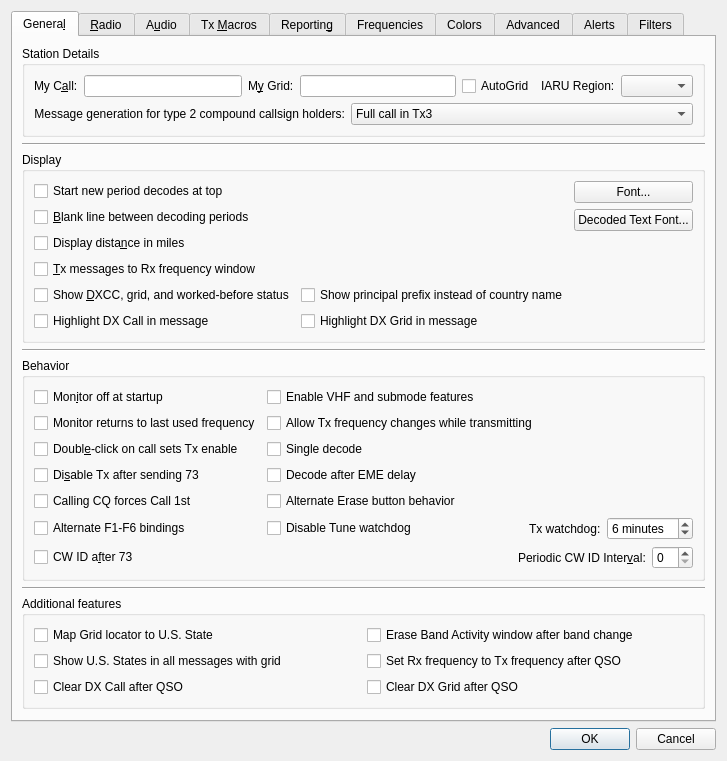
Above: Configuration.ui from uaro-radio/wsjtx before the change. Below: the same form after it.
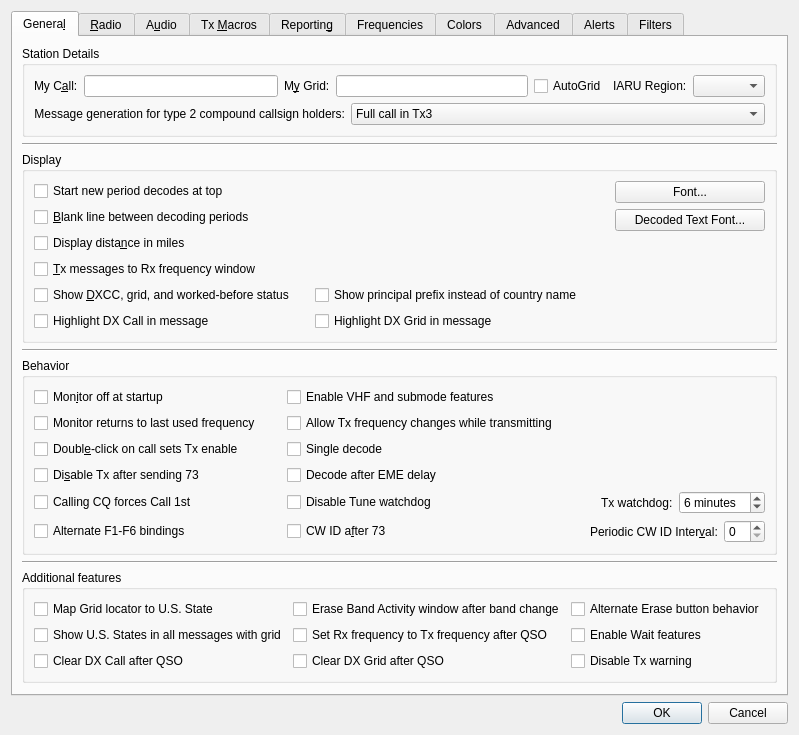
That is the form after the change. Custom widgets are drawn as their Qt base class.

Commit message: Make Wait features and yellow button background optional.

What changed in the file:
```diff
--- a/Configuration.ui
+++ b/Configuration.ui
@@ -6,8 +6,8 @@
    <rect>
     <x>0</x>
     <y>0</y>
-    <width>727</width>
-    <height>753</height>
+    <width>771</width>
+    <height>727</height>
    </rect>
   </property>
   <property name="windowTitle">
@@ -171,6 +171,20 @@
           <string>Display</string>
          </property>
          <layout class="QGridLayout" name="gridLayout_4">
+          <item row="5" column="0">
+           <widget class="QCheckBox" name="cbHighlightDXcall">
+            <property name="text">
+             <string>Highlight DX Call in message</string>
+            </property>
+           </widget>
+          </item>
+          <item row="4" column="1">
+           <widget class="QCheckBox" name="ppfx_check_box">
+            <property name="text">
+             <string>Show principal prefix instead of country name        </string>
+            </property>
+           </widget>
+          </item>
           <item row="3" column="0">
            <widget class="QCheckBox" name="TX_messages_check_box">
             <property name="toolTip">
@@ -181,28 +195,41 @@
             </property>
            </widget>
           </item>
-          <item row="4" column="1">
-           <widget class="QCheckBox" name="ppfx_check_box">
+          <item row="0" column="0">
+           <widget class="QCheckBox" name="decodes_from_top_check_box">
+            <property name="toolTip">
+             <string>&lt;html&gt;&lt;head/&gt;&lt;body&gt;&lt;p&gt;Check to have decodes for a new period start at the top of the Band Activity window and not scroll off the top when the window is full.&lt;/p&gt;&lt;p&gt;This is to aid selecting decodes to double-click while decoding is still in progress. Use the Band Activity vertical scroll bar to reveal decodes past the bottom of the window.&lt;/p&gt;&lt;/body&gt;&lt;/html&gt;</string>
+            </property>
             <property name="text">
-             <string>Show principal prefix instead of country name</string>
+             <string>Start new period decodes at top</string>
             </property>
            </widget>
           </item>
-          <item row="0" column="1" rowspan="4">
-           <layout class="QHBoxLayout" name="horizontalLayout_21">
-            <item>
-             <spacer name="horizontalSpacer_2">
-              <property name="orientation">
-               <enum>Qt::Horizontal</enum>
-              </property>
-              <property name="sizeHint" stdset="0">
-               <size>
-                <width>0</width>
-                <height>0</height>
-               </size>
-              </property>
-             </spacer>
-            </item>
+          <item row="4" column="0">
+           <widget class="QCheckBox" name="DXCC_check_box">
+            <property name="toolTip">
+             <string>Show if decoded stations are new DXCC entities or worked before.</string>
+            </property>
+            <property name="text">
+             <string>Show &amp;DXCC, grid, and worked-before status    </string>
+            </property>
+            <property name="checked">
+             <bool>false</bool>
+            </property>
+           </widget>
+          </item>
+          <item row="5" column="1">
+           <widget class="QCheckBox" name="cbHighlightDXgrid">
+            <property name="text">
+             <string>Highlight DX Grid in message</string>
+            </property>
+           </widget>
+          </item>
+          <item row="0" column="2" rowspan="4">
+           <layout class="QHBoxLayout" name="horizontalLayout_21" stretch="0">
+            <property name="sizeConstraint">
+             <enum>QLayout::SetDefaultConstraint</enum>
+            </property>
             <item>
              <layout class="QVBoxLayout" name="verticalLayout_6">
               <item>
@@ -242,13 +269,6 @@
             </item>
            </layout>
           </item>
-          <item row="5" column="0">
-           <widget class="QCheckBox" name="cbHighlightDXcall">
-            <property name="text">
-             <string>Highlight DX Call in message</string>
-            </property>
-           </widget>
-          </item>
           <item row="2" column="0">
            <widget class="QCheckBox" name="miles_check_box">
             <property name="toolTip">
@@ -259,29 +279,6 @@
             </property>
            </widget>
           </item>
-          <item row="4" column="0">
-           <widget class="QCheckBox" name="DXCC_check_box">
-            <property name="toolTip">
-             <string>Show if decoded stations are new DXCC entities or worked before.</string>
-            </property>
-            <property name="text">
-             <string>Show &amp;DXCC, grid, and worked-before status</string>
-            </property>
-            <property name="checked">
-             <bool>false</bool>
-            </property>
-           </widget>
-          </item>
-          <item row="0" column="0">
-           <widget class="QCheckBox" name="decodes_from_top_check_box">
-            <property name="toolTip">
-             <string>&lt;html&gt;&lt;head/&gt;&lt;body&gt;&lt;p&gt;Check to have decodes for a new period start at the top of the Band Activity window and not scroll off the top when the window is full.&lt;/p&gt;&lt;p&gt;This is to aid selecting decodes to double-click while decoding is still in progress. Use the Band Activity vertical scroll bar to reveal decodes past the bottom of the window.&lt;/p&gt;&lt;/body&gt;&lt;/html&gt;</string>
-            </property>
-            <property name="text">
-             <string>Start new period decodes at top</string>
-            </property>
-           </widget>
-          </item>
           <item row="1" column="0">
            <widget class="QCheckBox" name="insert_blank_check_box">
             <property name="toolTip">
@@ -292,13 +289,6 @@
             </property>
            </widget>
           </item>
-          <item row="5" column="1">
-           <widget class="QCheckBox" name="cbHighlightDXgrid">
-            <property name="text">
-             <string>Highlight DX Grid in message</string>
-            </property>
-           </widget>
-          </item>
          </layout>
         </widget>
        </item>
@@ -315,20 +305,28 @@
           <string>Behavior</string>
          </property>
          <layout class="QGridLayout" name="gridLayout_8">
-          <item row="0" column="0">
-           <widget class="QCheckBox" name="monitor_off_check_box">
-            <property name="toolTip">
-             <string>Don't start decoding until the monitor button is clicked.</string>
+          <item row="7" column="0">
+           <widget class="QCheckBox" name="alternate_bindings_check_box">
+            <property name="text">
+             <string>Alternate F1-F6 bindings</string>
             </property>
+           </widget>
+          </item>
+          <item row="5" column="0">
+           <widget class="QCheckBox" name="force_call_1st_check_box">
             <property name="text">
-             <string>Mon&amp;itor off at startup</string>
+             <string>Calling CQ forces Call 1st</string>
             </property>
-            <property name="checked">
-             <bool>false</bool>
+           </widget>
+          </item>
+          <item row="2" column="2">
+           <widget class="QCheckBox" name="single_decode_check_box">
+            <property name="text">
+             <string>Single decode</string>
             </property>
            </widget>
           </item>
-          <item row="1" column="1">
+          <item row="1" column="2">
            <widget class="QCheckBox" name="tx_QSY_check_box">
             <property name="toolTip">
              <string>&lt;html&gt;&lt;head/&gt;&lt;body&gt;&lt;p&gt;Some rigs are not able to process CAT commands while transmitting. This means that if you are operating in split mode you may have to uncheck this option.&lt;/p&gt;&lt;/body&gt;&lt;/html&gt;</string>
@@ -338,6 +336,33 @@
             </property>
            </widget>
           </item>
+          <item row="0" column="0">
+           <widget class="QCheckBox" name="monitor_off_check_box">
+            <property name="toolTip">
+             <string>Don't start decoding until the monitor button is clicked.</string>
+            </property>
+            <property name="text">
+             <string>Mon&amp;itor off at startup</string>
+            </property>
+            <property name="checked">
+             <bool>false</bool>
+            </property>
+           </widget>
+          </item>
+          <item row="3" column="2">
+           <widget class="QCheckBox" name="decode_at_52s_check_box">
+            <property name="text">
+             <string>Decode after EME delay</string>
+            </property>
+           </widget>
+          </item>
+          <item row="0" column="2">
+           <widget class="QCheckBox" name="enable_VHF_features_check_box">
+            <property name="text">
+             <string>Enable VHF and submode features</string>
+            </property>
+           </widget>
+          </item>
           <item row="3" column="0">
            <widget class="QCheckBox" name="disable_TX_on_73_check_box">
             <property name="toolTip">
@@ -349,14 +374,7 @@
             </property>
            </widget>
           </item>
-          <item row="4" column="0">
-           <widget class="QCheckBox" name="force_call_1st_check_box">
-            <property name="text">
-             <string>Calling CQ forces Call 1st</string>
-            </property>
-           </widget>
-          </item>
-          <item row="7" column="0" colspan="2">
+          <item row="7" column="2" colspan="2">
            <layout class="QHBoxLayout" name="horizontalLayout_9">
             <item>
              <widget class="QCheckBox" name="CW_id_after_73_check_box">
@@ -409,37 +427,6 @@
             </item>
            </layout>
           </item>
-          <item row="3" column="1">
-           <widget class="QCheckBox" name="decode_at_52s_check_box">
-            <property name="text">
-             <string>Decode after EME delay</string>
-            </property>
-           </widget>
-          </item>
-          <item row="5" column="0">
-           <widget class="QCheckBox" name="alternate_bindings_check_box">
-            <property name="text">
-             <string>Alternate F1-F6 bindings</string>
-            </property>
-           </widget>
-          </item>
-          <item row="2" column="0">
-           <widget class="QCheckBox" name="quick_call_check_box">
-            <property name="toolTip">
-             <string>Automatic transmission mode.</string>
-            </property>
-            <property name="text">
-             <string>Doubl&amp;e-click on call sets Tx enable</string>
-            </property>
-           </widget>
-          </item>
-          <item row="0" column="1">
-           <widget class="QCheckBox" name="enable_VHF_features_check_box">
-            <property name="text">
-             <string>Enable VHF and submode features</string>
-            </property>
-           </widget>
-          </item>
           <item row="1" column="0">
            <widget class="QCheckBox" name="monitor_last_used_check_box">
             <property name="toolTip">
@@ -450,7 +437,17 @@
             </property>
            </widget>
           </item>
-          <item row="5" column="1">
+          <item row="2" column="0">
+           <widget class="QCheckBox" name="quick_call_check_box">
+            <property name="toolTip">
+             <string>Automatic transmission mode.</string>
+            </property>
+            <property name="text">
+             <string>Doubl&amp;e-click on call sets Tx enable</string>
+            </property>
+           </widget>
+          </item>
+          <item row="5" column="2" colspan="2">
            <layout class="QHBoxLayout" name="horizontalLayout_12">
             <item>
              <widget class="QCheckBox" name="disable_Tune_watchdog_check_box">
@@ -506,19 +503,21 @@
             </item>
            </layout>
           </item>
-          <item row="2" column="1">
-           <widget class="QCheckBox" name="single_decode_check_box">
-            <property name="text">
-             <string>Single decode</string>
+          <item row="1" column="1">
+           <spacer name="horizontalSpacer_14">
+            <property name="orientation">
+             <enum>Qt::Horizontal</enum>
             </property>
-           </widget>
-          </item>
-          <item row="4" column="1">
-           <widget class="QCheckBox" name="alternate_erase_button_check_box">
-            <property name="text">
-             <string>Alternate Erase button behavior</string>
+            <property name="sizeType">
+             <enum>QSizePolicy::Fixed</enum>
             </property>
-           </widget>
+            <property name="sizeHint" stdset="0">
+             <size>
+              <width>20</width>
+              <height>20</height>
+             </size>
+            </property>
+           </spacer>
           </item>
          </layout>
         </widget>
@@ -536,45 +535,66 @@
           <string>Additional features</string>
          </property>
          <layout class="QGridLayout" name="gridLayout_17">
-          <item row="1" column="1">
+          <item row="1" column="0">
+           <widget class="QCheckBox" name="Map_Grid_to_State">
+            <property name="text">
+             <string>Map Grid locator to U.S. State</string>
+            </property>
+           </widget>
+          </item>
+          <item row="2" column="1">
            <widget class="QCheckBox" name="cbRxToTxAfterQSO">
             <property name="text">
              <string>Set Rx frequency to Tx frequency after QSO</string>
             </property>
            </widget>
           </item>
-          <item row="0" column="1">
+          <item row="3" column="1">
+           <widget class="QCheckBox" name="cbClearDXgrid">
+            <property name="text">
+             <string>Clear DX Grid after QSO</string>
+            </property>
+           </widget>
+          </item>
+          <item row="1" column="1">
            <widget class="QCheckBox" name="cbEraseBandActivity">
             <property name="text">
              <string>Erase Band Activity window after band change</string>
             </property>
            </widget>
           </item>
-          <item row="0" column="0">
-           <widget class="QCheckBox" name="Map_Grid_to_State">
-            <property name="text">
-             <string>Map Grid locator to U.S. State</string>
-            </property>
-           </widget>
-          </item>
-          <item row="1" column="0">
-           <widget class="QCheckBox" name="Map_All_Messages">
-            <property name="text">
-             <string>Show U.S. States in all messages with grid</string>
-            </property>
-           </widget>
-          </item>
-          <item row="2" column="0">
+          <item row="3" column="0">
            <widget class="QCheckBox" name="cbClearDXcall">
             <property name="text">
              <string>Clear DX Call after QSO</string>
             </property>
            </widget>
           </item>
-          <item row="2" column="1">
-           <widget class="QCheckBox" name="cbClearDXgrid">
+          <item row="2" column="0">
+           <widget class="QCheckBox" name="Map_All_Messages">
             <property name="text">
-             <string>Clear DX Grid after QSO</string>
+             <string>Show U.S. States in all messages with grid</string>
+            </property>
+           </widget>
+          </item>
+          <item row="3" column="2">
+           <widget class="QCheckBox" name="disable_Tx_warning_check_box">
+            <property name="text">
+             <string>Disable Tx warning</string>
+            </property>
+           </widget>
+          </item>
+          <item row="2" column="2">
+           <widget class="QCheckBox" name="enable_Wait_features_check_box">
+            <property name="text">
+             <string>Enable Wait features</string>
+            </property>
+           </widget>
+          </item>
+          <item row="1" column="2">
+           <widget class="QCheckBox" name="alternate_erase_button_check_box">
+            <property name="text">
+             <string>Alternate Erase button behavior</string>
             </property>
            </widget>
           </item>
```
Left out of the diff: 13 changed lines with no effect on the pictures. The commit also changes 19 other files.
